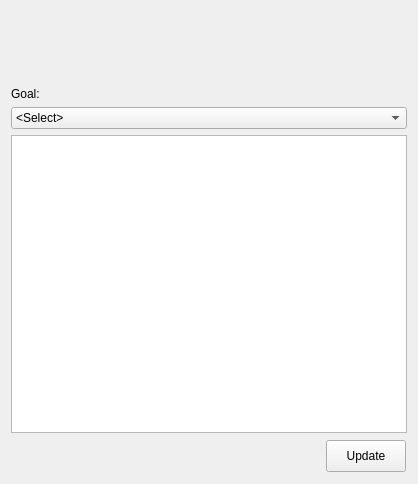
This is ui/Probabilities.ui in argenortega/AUI as Qt 5 draws it before an edit. The edited form follows.
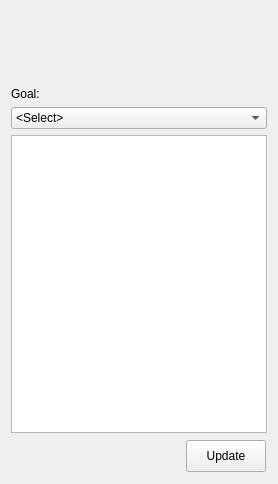
This is the edited form.

What changed in the file:
```diff
--- a/ui/Probabilities.ui
+++ b/ui/Probabilities.ui
@@ -6,7 +6,7 @@
    <rect>
     <x>0</x>
     <y>0</y>
-    <width>418</width>
+    <width>278</width>
     <height>484</height>
    </rect>
   </property>
```
Left out of the diff: 4 changed lines with no effect on the pictures.
